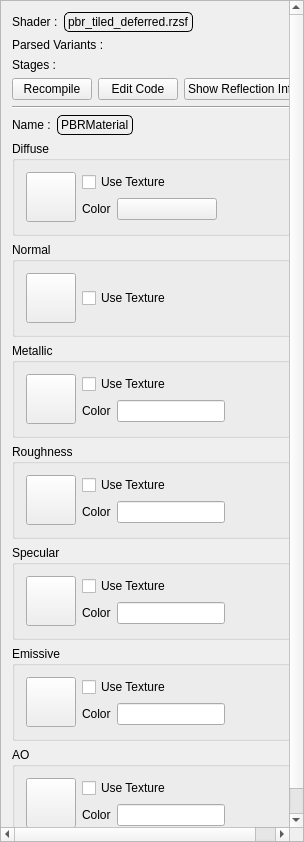
Before: the Qt Designer form Editor/src/UI/Windows/RZEMaterialEditor.ui in Pikachuxxxx/Razix, drawn with Qt 5.
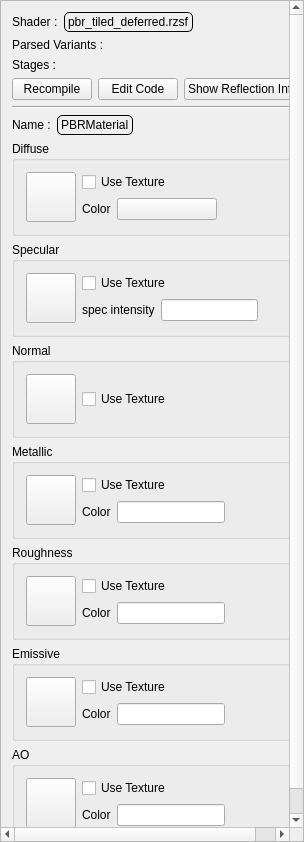
After: the same form once the commit is applied.

Commit message: [Editor] fixed point and dir light calc with editor guizmo controls; Added layout saving; minor imporvements to editor controls; added more controls to material editor;

Patch:
```diff
--- a/Editor/src/UI/Windows/RZEMaterialEditor.ui
+++ b/Editor/src/UI/Windows/RZEMaterialEditor.ui
@@ -259,6 +259,72 @@
          </layout>
         </widget>
        </item>
+       <item>
+        <widget class="QGroupBox" name="groupBox_6">
+         <property name="title">
+          <string>Specular</string>
+         </property>
+         <layout class="QHBoxLayout" name="horizontalLayout_14">
+          <item>
+           <widget class="QPushButton" name="specTexture">
+            <property name="sizePolicy">
+             <sizepolicy hsizetype="Fixed" vsizetype="Fixed">
+              <horstretch>0</horstretch>
+              <verstretch>0</verstretch>
+             </sizepolicy>
+            </property>
+            <property name="minimumSize">
+             <size>
+              <width>50</width>
+              <height>50</height>
+             </size>
+            </property>
+            <property name="text">
+             <string/>
+            </property>
+           </widget>
+          </item>
+          <item>
+           <layout class="QVBoxLayout" name="verticalLayout_7">
+            <item>
+             <widget class="QCheckBox" name="useSpecTexture">
+              <property name="text">
+               <string>Use Texture</string>
+              </property>
+             </widget>
+            </item>
+            <item>
+             <layout class="QHBoxLayout" name="horizontalLayout_15">
+              <item>
+               <widget class="QLabel" name="label_10">
+                <property name="text">
+                 <string>spec intensity</string>
+                </property>
+               </widget>
+              </item>
+              <item>
+               <widget class="QLineEdit" name="specIntensity"/>
+              </item>
+              <item>
+               <spacer name="horizontalSpacer_6">
+                <property name="orientation">
+                 <enum>Qt::Horizontal</enum>
+                </property>
+                <property name="sizeHint" stdset="0">
+                 <size>
+                  <width>40</width>
+                  <height>20</height>
+                 </size>
+                </property>
+               </spacer>
+              </item>
+             </layout>
+            </item>
+           </layout>
+          </item>
+         </layout>
+        </widget>
+       </item>
        <item>
         <widget class="QGroupBox" name="groupBox_3">
          <property name="title">
@@ -430,72 +496,6 @@
          </layout>
         </widget>
        </item>
-       <item>
-        <widget class="QGroupBox" name="groupBox_6">
-         <property name="title">
-          <string>Specular</string>
-         </property>
-         <layout class="QHBoxLayout" name="horizontalLayout_14">
-          <item>
-           <widget class="QPushButton" name="pushButton_6">
-            <property name="sizePolicy">
-             <sizepolicy hsizetype="Fixed" vsizetype="Fixed">
-              <horstretch>0</horstretch>
-              <verstretch>0</verstretch>
-             </sizepolicy>
-            </property>
-            <property name="minimumSize">
-             <size>
-              <width>50</width>
-              <height>50</height>
-             </size>
-            </property>
-            <property name="text">
-             <string/>
-            </property>
-           </widget>
-          </item>
-          <item>
-           <layout class="QVBoxLayout" name="verticalLayout_7">
-            <item>
-             <widget class="QCheckBox" name="checkBox_6">
-              <property name="text">
-               <string>Use Texture</string>
-              </property>
-             </widget>
-            </item>
-            <item>
-             <layout class="QHBoxLayout" name="horizontalLayout_15">
-              <item>
-               <widget class="QLabel" name="label_10">
-                <property name="text">
-                 <string>Color</string>
-                </property>
-               </widget>
-              </item>
-              <item>
-               <widget class="QLineEdit" name="lineEdit_6"/>
-              </item>
-              <item>
-               <spacer name="horizontalSpacer_6">
-                <property name="orientation">
-                 <enum>Qt::Horizontal</enum>
-                </property>
-                <property name="sizeHint" stdset="0">
-                 <size>
-                  <width>40</width>
-                  <height>20</height>
-                 </size>
-                </property>
-               </spacer>
-              </item>
-             </layout>
-            </item>
-           </layout>
-          </item>
-         </layout>
-        </widget>
-       </item>
        <item>
         <widget class="QGroupBox" name="groupBox_7">
          <property name="title">
```
The commit also changes 46 other files.
